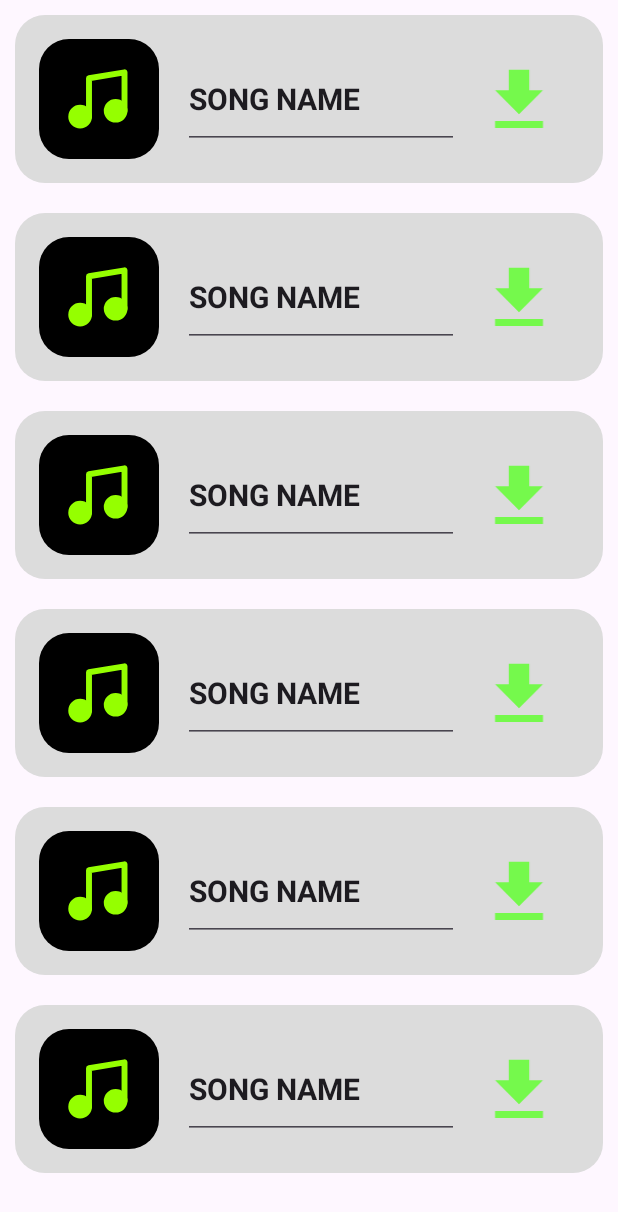
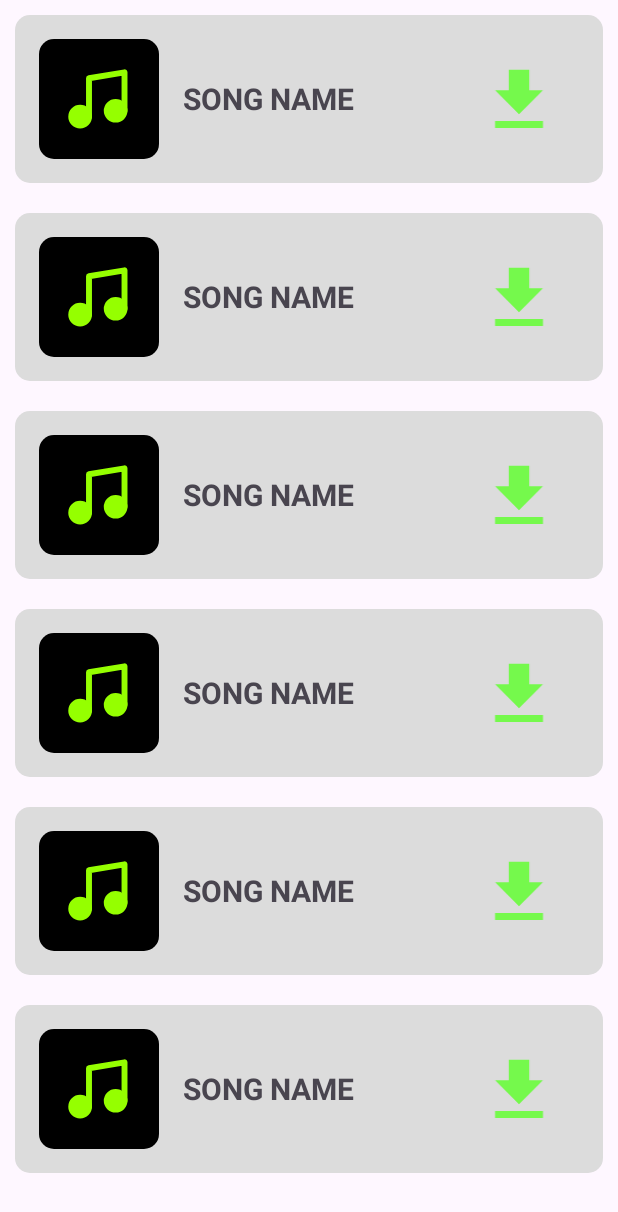
Before and after one commit to Yjoubayr/Projecte33, an Android app: the layout activity_download.xml on its own in the app's theme, with its tools: preview values and no code run, on a phone screen of 412 x 824 dp. Shown: the top 1212 px of the screen. Run offline under Robolectric (Android 15) with nearby library versions, the phone set to English and light mode, and no system bars.

Commit message:
Canvis sobre el recycleview

```diff
--- a/Android/ReproductorMusica/app/build.gradle.kts
+++ b/Android/ReproductorMusica/app/build.gradle.kts
@@ -33,6 +33,9 @@ android {
     kotlinOptions {
         jvmTarget = "1.8"
     }
+    buildFeatures {
+        viewBinding = true
+    }
 }
 
 dependencies {
@@ -41,6 +44,8 @@ dependencies {
     implementation("androidx.appcompat:appcompat:1.6.1")
     implementation("com.google.android.material:material:1.11.0")
     implementation("androidx.constraintlayout:constraintlayout:2.1.4")
+    implementation("androidx.navigation:navigation-fragment-ktx:2.5.3")
+    implementation("androidx.navigation:navigation-ui-ktx:2.5.3")
     testImplementation("junit:junit:4.13.2")
     androidTestImplementation("androidx.test.ext:junit:1.1.5")
     androidTestImplementation("androidx.test.espresso:espresso-core:3.5.1")
--- /dev/null
+++ b/Android/ReproductorMusica/app/src/main/java/cat/boscdelacoma/reproductormusica/download.kt
@@ -0,0 +1,11 @@
+package cat.boscdelacoma.reproductormusica
+
+import androidx.appcompat.app.AppCompatActivity
+import android.os.Bundle
+
+class download : AppCompatActivity() {
+    override fun onCreate(savedInstanceState: Bundle?) {
+        super.onCreate(savedInstanceState)
+        setContentView(R.layout.activity_download)
+    }
+}
--- a/Android/ReproductorMusica/app/src/main/res/drawable/shape.xml
+++ b/Android/ReproductorMusica/app/src/main/res/drawable/shape.xml
@@ -2,5 +2,5 @@
 <shape xmlns:android="http://schemas.android.com/apk/res/android"
     android:shape="rectangle">
     <solid android:color="#DCDCDC"/> <!-- Change the color as needed -->
-    <corners android:radius="20dp"/>
+    <corners android:radius="10dp"/>
 </shape>
--- a/Android/ReproductorMusica/app/src/main/res/layout/download_song.xml
+++ b/Android/ReproductorMusica/app/src/main/res/layout/activity_download.xml
@@ -3,13 +3,13 @@
     android:layout_width="match_parent"
     android:layout_height="match_parent"
     xmlns:tools="http://schemas.android.com/tools"
-    tools:context=".MainActivity">
+    tools:context=".download">
     <androidx.recyclerview.widget.RecyclerView
         android:id="@+id/recyclerView"
         android:layout_width="match_parent"
         android:layout_height="match_parent"
-        tools:itemCount="10"
-        tools:listitem="@layout/song_item"        >
+        tools:itemCount="11"
+        tools:listitem="@layout/song_item">
 
     </androidx.recyclerview.widget.RecyclerView>
 </RelativeLayout>
--- a/Android/ReproductorMusica/app/src/main/res/layout/song_item.xml
+++ b/Android/ReproductorMusica/app/src/main/res/layout/song_item.xml
@@ -18,12 +18,10 @@
         android:scaleType="centerCrop"
         android:layout_gravity="center_vertical"
         android:background="@drawable/shape"
-        android:backgroundTint="#000000"/>
+        android:backgroundTint="@color/black"/>
 
     <!-- Textbox -->
-
-    <!-- Download Logo -->
-    <EditText
+    <TextView
         android:id="@+id/textBox"
         android:layout_width="0dp"
         android:textStyle="bold"
@@ -39,6 +37,8 @@
         android:layout_gravity="center_vertical"/>
 
 
+    <!-- Download Logo -->
+
     <ImageView
         android:id="@+id/downloadLogo"
         android:layout_width="40dp"
--- /dev/null
+++ b/Android/ReproductorMusica/app/src/main/res/values-land/dimens.xml
@@ -0,0 +1,3 @@
+<resources>
+      <dimen name="fab_margin">48dp</dimen>
+   </resources>
--- /dev/null
+++ b/Android/ReproductorMusica/app/src/main/res/values-v23/themes.xml
@@ -0,0 +1,8 @@
+<resources xmlns:tools="http://schemas.android.com/tools">
+  <style name="Theme.ReproductorMusica" parent="Base.Theme.ReproductorMusica">
+    <!-- Transparent system bars for edge-to-edge. -->
+    <item name="android:navigationBarColor">@android:color/transparent</item>
+    <item name="android:statusBarColor">@android:color/transparent</item>
+    <item name="android:windowLightStatusBar">?attr/isLightTheme</item>
+  </style>
+</resources>
--- /dev/null
+++ b/Android/ReproductorMusica/app/src/main/res/values-w1240dp/dimens.xml
@@ -0,0 +1,3 @@
+<resources>
+      <dimen name="fab_margin">200dp</dimen>
+   </resources>
--- /dev/null
+++ b/Android/ReproductorMusica/app/src/main/res/values-w600dp/dimens.xml
@@ -0,0 +1,3 @@
+<resources>
+      <dimen name="fab_margin">48dp</dimen>
+   </resources>
--- /dev/null
+++ b/Android/ReproductorMusica/app/src/main/res/values/dimens.xml
@@ -0,0 +1,3 @@
+<resources>
+      <dimen name="fab_margin">16dp</dimen>
+   </resources>
```
Also changed, not shown: Android/ReproductorMusica/app/src/main/AndroidManifest.xml (+10 -4 lines), Android/ReproductorMusica/app/src/main/res/values/strings.xml (+43 -0 lines).
